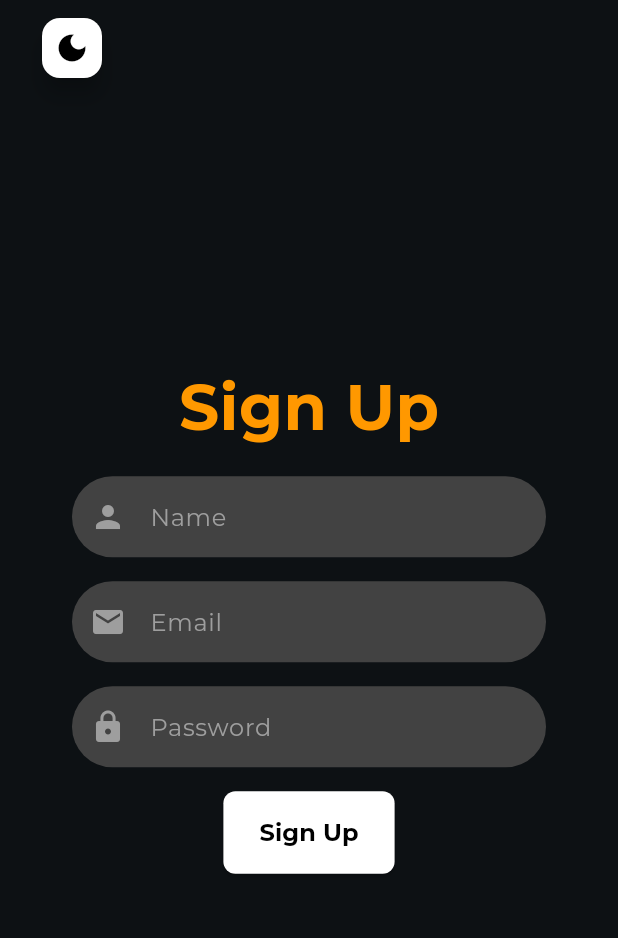
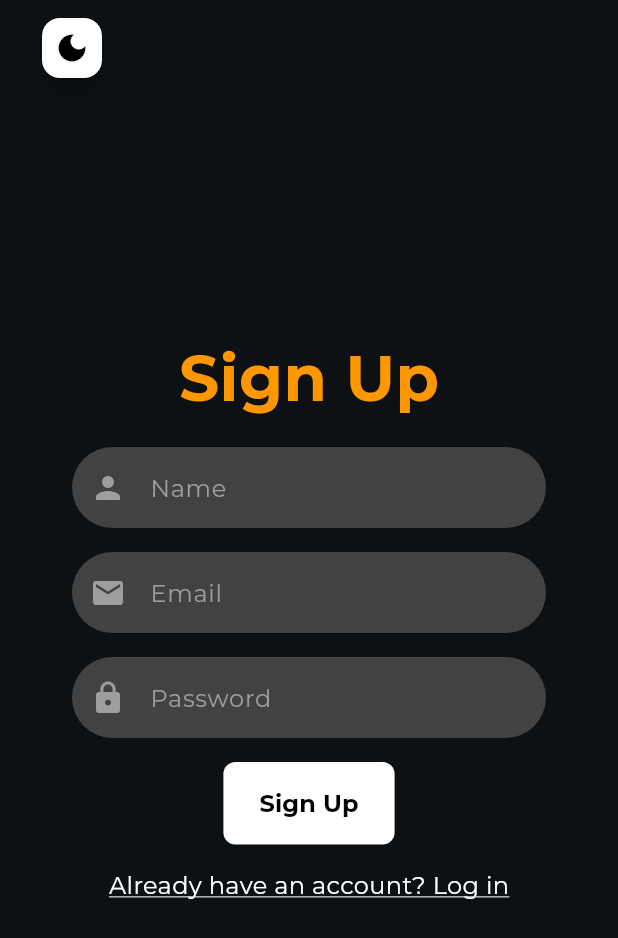
Before and after one commit to PartthK/Purdue-Social-Media-App, a Flutter app: the SignupScreen screen opened directly, on a phone screen of 412 x 824 dp. Shown: the top 938 px of the screen. Run offline on Flutter 3.47's test engine with Material 3 defaults, Android fonts, the phone set to English and light mode, and no system bars; our stand-ins replace cloud_firestore, firebase_auth, firebase_core, firebase_messaging, firebase_storage, google_fonts and 4 more; accounts and stored records are empty.

Commit message:
Added already have an account, login removed

```diff
--- a/lib/login_screen.dart
+++ b/lib/login_screen.dart
@@ -6,6 +6,7 @@ import 'signup_screen.dart';
 import 'forgot_password_screen.dart';  // Import the ForgotPasswordScreen
 import 'package:google_fonts/google_fonts.dart';
 import 'package:firebase_auth/firebase_auth.dart';
+import 'home_screen.dart';
 
 class LoginScreen extends StatefulWidget {
   @override
@@ -32,6 +33,10 @@ class _LoginScreenState extends State<LoginScreen> {
       });
       try {
         await Provider.of<custom_auth.AuthProvider>(context, listen: false).login(email, password);
+        Navigator.pushReplacement(
+          context,
+          MaterialPageRoute(builder: (context) => HomeScreen()),
+        );
       } on FirebaseAuthException catch (e) {
         setState(() {
           if (e.code == 'invalid-credential') {
--- a/lib/signup_screen.dart
+++ b/lib/signup_screen.dart
@@ -170,6 +170,22 @@ class _SignupScreenState extends State<SignupScreen> {
                     style: TextStyle(color: Colors.red),
                   ),
                 ),
+              SizedBox(height: 16.0),
+              GestureDetector(
+                onTap: () {
+                  Navigator.pushReplacement(
+                    context,
+                    MaterialPageRoute(builder: (context) => LoginScreen()),
+                  );
+                },
+                child: Text(
+                  'Already have an account? Log in',
+                  style: GoogleFonts.montserrat(
+                    color: _isDarkMode ? Colors.white : Colors.black,
+                    decoration: TextDecoration.underline,
+                  ),
+                ),
+              ),
             ],
           ),
         ),
```
